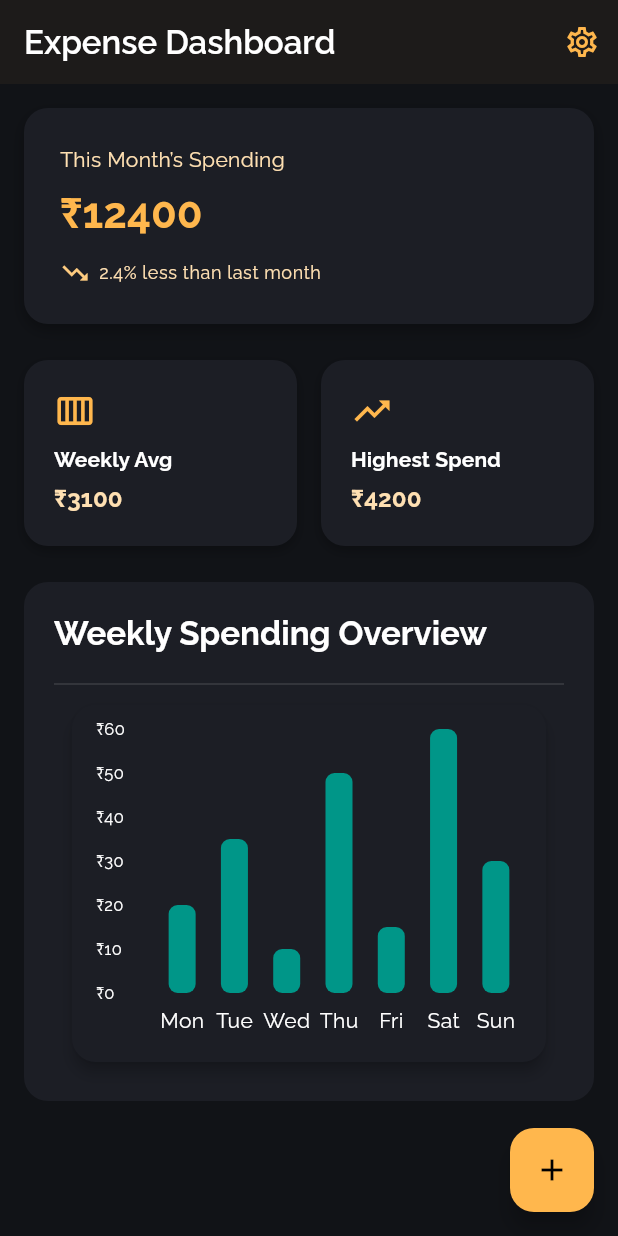
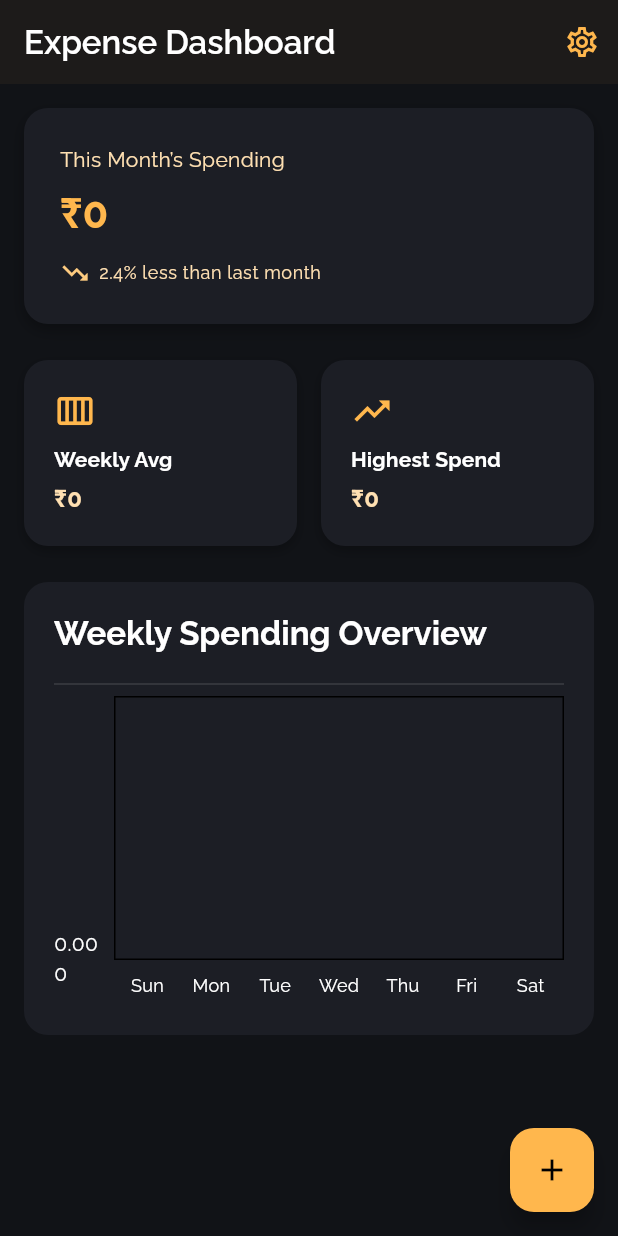
Before and after one commit to crux-bphc/flutter_workshop_25, a Flutter app: the screen it shows after launch, on a phone screen of 412 x 824 dp. Run offline on Flutter 3.47's test engine with Material 3 defaults, Android fonts, the light colour scheme and no system bars; drawn by our look-alikes of fl_chart; our stand-ins replace google_fonts, hive, hive_flutter; accounts and stored records are empty.

Commit message:
feat: integrate hive for local storage

```diff
--- /dev/null
+++ b/lib/models/expense.dart
@@ -0,0 +1,17 @@
+import 'package:hive/hive.dart';
+
+part 'expense.g.dart';
+
+@HiveType(typeId: 0)
+class Expense extends HiveObject {
+  @HiveField(0)
+  String title;
+
+  @HiveField(1)
+  double amount;
+
+  @HiveField(2)
+  DateTime date;
+
+  Expense({required this.title, required this.amount, required this.date});
+}
--- a/lib/screens/home_screen.dart
+++ b/lib/screens/home_screen.dart
@@ -1,16 +1,52 @@
 import 'package:flutter/material.dart';
 import 'package:flutter_workshop_25/theme.dart';
 import 'package:flutter_workshop_25/widgets/spending_graph.dart';
+import 'package:flutter_workshop_25/utils/expense_data_helper.dart';
+import 'package:flutter_workshop_25/models/expense.dart';
+import 'package:flutter_workshop_25/services/hive_service.dart';
 
-class HomeScreen extends StatelessWidget {
+class HomeScreen extends StatefulWidget {
   const HomeScreen({super.key});
 
   @override
+  State<HomeScreen> createState() => _HomeScreenState();
+}
+
+class _HomeScreenState extends State<HomeScreen> {
+  double totalMonthlyExpense = 0;
+  double weeklyAverage = 0;
+  double highestSpending = 0;
+  Map<String, double> weeklyData = {};
+
+  @override
+  void initState() {
+    super.initState();
+    _loadExpenseData();
+  }
+
+  void _loadExpenseData() {
+    setState(() {
+      totalMonthlyExpense = ExpenseDataHelper.getTotalExpense();
+      weeklyAverage = ExpenseDataHelper.getWeeklyAverage();
+      highestSpending = ExpenseDataHelper.getHighestSpending();
+      weeklyData = ExpenseDataHelper.getWeeklyChartData();
+    });
+  }
+
+  Future<void> _addDummyExpense() async {
+    //todo: update this after add expense is done
+    await HiveService.addExpense(
+      Expense(
+        title: "Coffee",
+        amount: (50 + (200 * (DateTime.now().millisecond % 10))).toDouble(),
+        date: DateTime.now(),
+      ),
+    );
+    _loadExpenseData();
+  }
+
+  @override
   Widget build(BuildContext context) {
-    double totalMonthlyExpense = 12400;
-    double weeklyAverage = 3100;
-    double highestSpending = 4200;
-
     return Scaffold(
       appBar: AppBar(
         title: const Text('Expense Dashboard'),
@@ -123,7 +159,7 @@ class HomeScreen extends StatelessWidget {
                   ),
                   const SizedBox(height: 12),
                   const Divider(),
-                  SpendingGraph(),
+                  SpendingGraph(data: weeklyData),
                 ],
               ),
             ),
@@ -132,7 +168,7 @@ class HomeScreen extends StatelessWidget {
       ),
 
       floatingActionButton: FloatingActionButton(
-        onPressed: () {},
+        onPressed: _addDummyExpense,
         child: const Icon(Icons.add),
       ),
     );
--- /dev/null
+++ b/lib/services/hive_service.dart
@@ -0,0 +1,37 @@
+import 'package:hive/hive.dart';
+import 'package:flutter_workshop_25/models/expense.dart';
+
+class HiveService {
+  static const String expenseBoxName = 'expenses_box';
+
+  static Future<void> init() async {
+    if (!Hive.isAdapterRegistered(0)) {
+      Hive.registerAdapter(ExpenseAdapter());
+    }
+    await Hive.openBox<Expense>(expenseBoxName);
+  }
+
+  static Box<Expense> getExpenseBox() {
+    return Hive.box<Expense>(expenseBoxName);
+  }
+
+  static Future<void> addExpense(Expense expense) async {
+    final box = getExpenseBox();
+    await box.add(expense);
+  }
+
+  static List<Expense> getAllExpenses() {
+    final box = getExpenseBox();
+    return box.values.toList();
+  }
+
+  static Future<void> deleteExpense(int index) async {
+    final box = getExpenseBox();
+    await box.deleteAt(index);
+  }
+
+  static Future<void> clearAll() async {
+    final box = getExpenseBox();
+    await box.clear();
+  }
+}
--- /dev/null
+++ b/lib/utils/expense_data_helper.dart
@@ -0,0 +1,72 @@
+import 'package:flutter_workshop_25/models/expense.dart';
+import 'package:flutter_workshop_25/services/hive_service.dart';
+import 'package:intl/intl.dart';
+
+class ExpenseDataHelper {
+  static List<Expense> getAllExpenses() {
+    return HiveService.getAllExpenses();
+  }
+
+  static double getTotalExpense() {
+    final expenses = getAllExpenses();
+    return expenses.fold(0.0, (sum, e) => sum + e.amount);
+  }
+
+  static Map<String, double> getExpensesByDate() {
+    final expenses = getAllExpenses();
+    final Map<String, double> grouped = {};
+
+    for (var expense in expenses) {
+      final formattedDate = DateFormat('dd MMM').format(expense.date);
+      grouped[formattedDate] = (grouped[formattedDate] ?? 0) + expense.amount;
+    }
+
+    return grouped;
+  }
+
+  static List<Map<String, dynamic>> getChartData() {
+    final groupedData = getExpensesByDate();
+    return groupedData.entries
+        .map((e) => {'date': e.key, 'amount': e.value})
+        .toList();
+  }
+
+  static Map<String, double> getWeeklyChartData({int days = 7}) {
+    final now = DateTime.now();
+    final List<DateTime> daysList = List.generate(
+      days,
+      (i) => DateTime(
+        now.year,
+        now.month,
+        now.day,
+      ).subtract(Duration(days: days - 1 - i)),
+    );
+
+    final Map<String, double> result = {
+      for (var d in daysList) DateFormat('EEE').format(d): 0.0,
+    };
+
+    final expenses = getAllExpenses();
+    for (var e in expenses) {
+      final eDate = DateTime(e.date.year, e.date.month, e.date.day);
+      if (!eDate.isBefore(daysList.first) && !eDate.isAfter(daysList.last)) {
+        final label = DateFormat('EEE').format(eDate);
+        result[label] = (result[label] ?? 0) + e.amount;
+      }
+    }
+
+    return result;
+  }
+
+  static double getWeeklyAverage({int days = 7}) {
+    final weekly = getWeeklyChartData(days: days);
+    final total = weekly.values.fold(0.0, (s, v) => s + v);
+    return days > 0 ? total / days : 0.0;
+  }
+
+  static double getHighestSpending({int days = 7}) {
+    final weekly = getWeeklyChartData(days: days);
+    if (weekly.isEmpty) return 0.0;
+    return weekly.values.reduce((a, b) => a > b ? a : b);
+  }
+}
--- a/lib/widgets/expense_tile.dart
+++ b/lib/widgets/expense_tile.dart
@@ -1,6 +1,5 @@
 import 'package:flutter/material.dart';
 import 'package:intl/intl.dart';
-
 import 'package:flutter_workshop_25/theme.dart';
 
 class ExpenseTile extends StatelessWidget {
--- a/lib/widgets/spending_graph.dart
+++ b/lib/widgets/spending_graph.dart
@@ -2,51 +2,30 @@ import 'package:fl_chart/fl_chart.dart';
 import 'package:flutter/material.dart';
 
 class SpendingGraph extends StatelessWidget {
-  const SpendingGraph({super.key});
+  final Map<String, double> data;
+  const SpendingGraph({super.key, required this.data});
 
   @override
   Widget build(BuildContext context) {
-    final data = {
-      "Mon": 20.0,
-      "Tue": 35.0,
-      "Wed": 10.0,
-      "Thu": 50.0,
-      "Fri": 15.0,
-      "Sat": 60.0,
-      "Sun": 30.0,
-    };
+    if (data.isEmpty) {
+      return const Center(
+        child: Padding(
+          padding: EdgeInsets.all(16.0),
+          child: Text("No spending data yet!"),
+        ),
+      );
+    }
 
-    return Card(
-      shape: RoundedRectangleBorder(borderRadius: BorderRadius.circular(16)),
-      elevation: 4,
-      child: Padding(
-        padding: const EdgeInsets.all(16.0),
-        child: Column(
-          crossAxisAlignment: CrossAxisAlignment.start,
-          children: [
-            SizedBox(
+    return SizedBox(
       height: MediaQuery.of(context).size.height * 0.25,
       child: BarChart(
         BarChartData(
           alignment: BarChartAlignment.spaceAround,
-                  borderData: FlBorderData(show: false),
+          borderData: FlBorderData(show: true),
           gridData: const FlGridData(show: false),
           titlesData: FlTitlesData(
-                    leftTitles: AxisTitles(
-                      sideTitles: SideTitles(
-                        showTitles: true,
-                        interval: 10, //todo: make this dynamic
-                        reservedSize: 40,
-                        getTitlesWidget: (value, meta) {
-                          return Text(
-                            '₹${value.toInt()}',
-                            style: const TextStyle(
-                              fontSize: 11,
-                              color: Colors.white,
-                            ),
-                          );
-                        },
-                      ),
+            leftTitles: const AxisTitles(
+              sideTitles: SideTitles(showTitles: true, reservedSize: 40),
             ),
             rightTitles: const AxisTitles(
               sideTitles: SideTitles(showTitles: false),
@@ -61,7 +40,7 @@ class SpendingGraph extends StatelessWidget {
                   final day = data.keys.elementAt(value.toInt());
                   return Padding(
                     padding: const EdgeInsets.only(top: 8.0),
-                            child: Text(day),
+                    child: Text(day, style: const TextStyle(fontSize: 12)),
                   );
                 },
                 reservedSize: 30,
@@ -85,10 +64,6 @@ class SpendingGraph extends StatelessWidget {
           }).toList(),
         ),
       ),
-            ),
-          ],
-        ),
-      ),
     );
   }
 }
--- a/pubspec.yaml
+++ b/pubspec.yaml
@@ -37,6 +37,9 @@ dependencies:
   intl: ^0.20.2
   google_fonts: ^6.3.2
   fl_chart: ^0.68.0
+  hive: ^2.2.3
+  hive_flutter: ^1.1.0
+  path_provider: ^2.1.5
 
 dev_dependencies:
   flutter_test:
@@ -48,6 +51,8 @@ dev_dependencies:
   # package. See that file for information about deactivating specific lint
   # rules and activating additional ones.
   flutter_lints: ^5.0.0
+  build_runner: ^2.4.6
+  hive_generator: ^2.0.1
 
 # For information on the generic Dart part of this file, see the
 # following page: https://dart.dev/tools/pub/pubspec
```
Also changed, not shown: lib/main.dart (+9 -1 lines), lib/models/expense.g.dart (added), pubspec.lock. Lines whose indentation alone changed are shown as unchanged.
